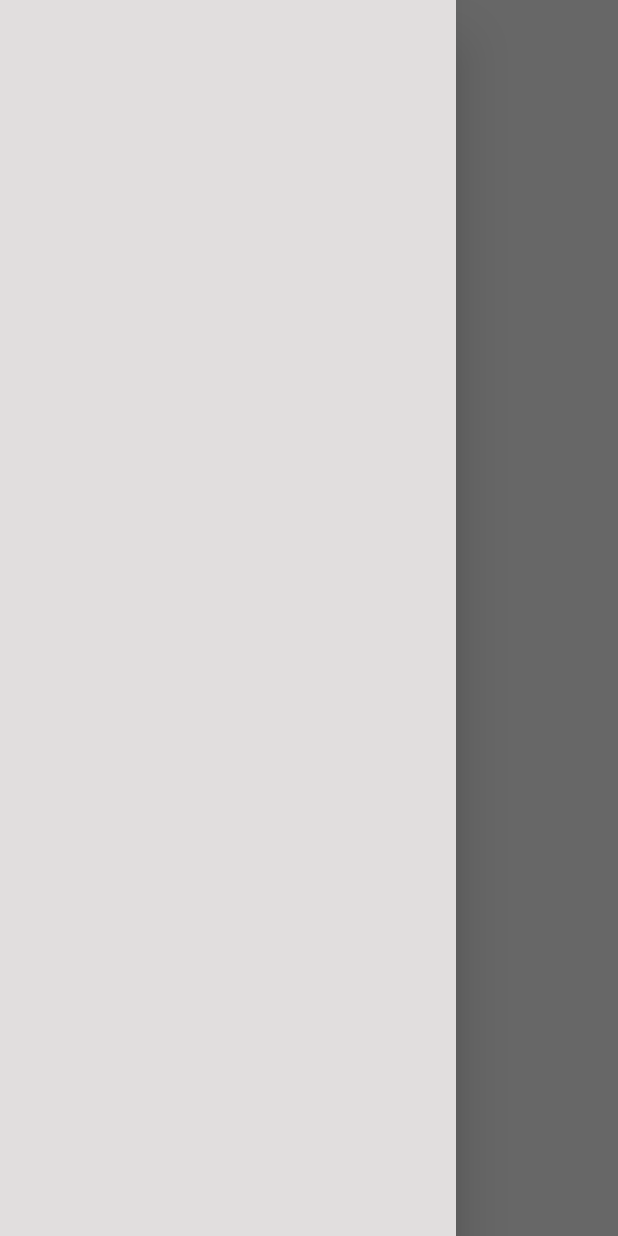
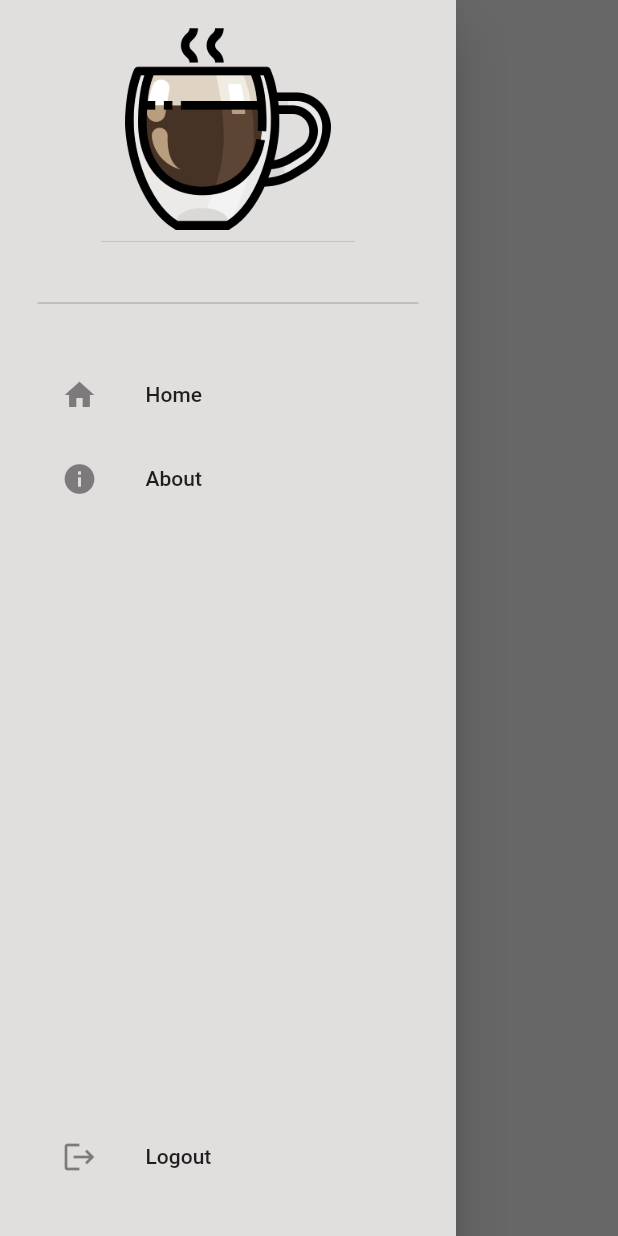
Before and after one commit to Lakshitagit21/CaffeineCafe, a Flutter app: the HomePage screen opened directly, with the side drawer open, on a phone screen of 412 x 824 dp. Run offline on Flutter 3.47's test engine with Material 2 defaults, Android fonts, the phone set to English and light mode, and no system bars; drawn by our look-alikes of google_nav_bar.

Commit message:
Update home_page.dart

```diff
--- a/caffine_cafe/lib/pages/home_page.dart
+++ b/caffine_cafe/lib/pages/home_page.dart
@@ -45,8 +45,54 @@ class _HomePageState extends State<HomePage> {
                   color: Colors.brown,
                 ))),
       ),
-      drawer: const Drawer(
-        backgroundColor: Color.fromARGB(255, 225, 222, 222),
+      drawer: Drawer(
+        backgroundColor: const Color.fromARGB(255, 225, 222, 222),
+        child: Column(
+          mainAxisAlignment: MainAxisAlignment.spaceBetween,
+          children: [
+            Column(
+              children: [
+                DrawerHeader(
+                    child: Image.asset(
+                  'lib/images/hot-coffee.png',
+                )),
+                const Padding(
+                  padding: EdgeInsets.all(25.0),
+                  child: Divider(
+                    color: Colors.grey,
+                  ),
+                ),
+                const Padding(
+                  padding: EdgeInsets.only(left: 25),
+                  child: ListTile(
+                    leading: Icon(
+                      Icons.home,
+                    ),
+                    title: Text('Home'),
+                  ),
+                ),
+                const Padding(
+                  padding: EdgeInsets.only(left: 25),
+                  child: ListTile(
+                    leading: Icon(
+                      Icons.info,
+                    ),
+                    title: Text('About'),
+                  ),
+                ),
+              ],
+            ),
+            const Padding(
+              padding: EdgeInsets.only(left: 25, bottom: 25),
+              child: ListTile(
+                leading: Icon(
+                  Icons.logout,
+                ),
+                title: Text('Logout'),
+              ),
+            ),
+          ],
+        ),
       ),
       body: _pages[_selectedIndex],
     );
```
